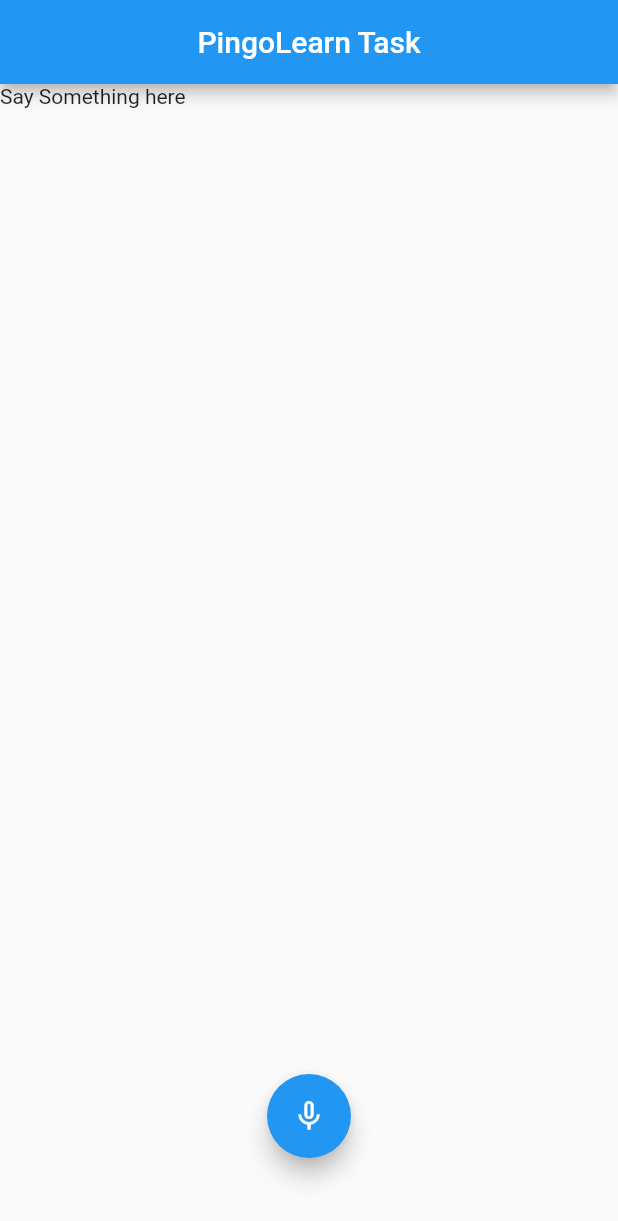
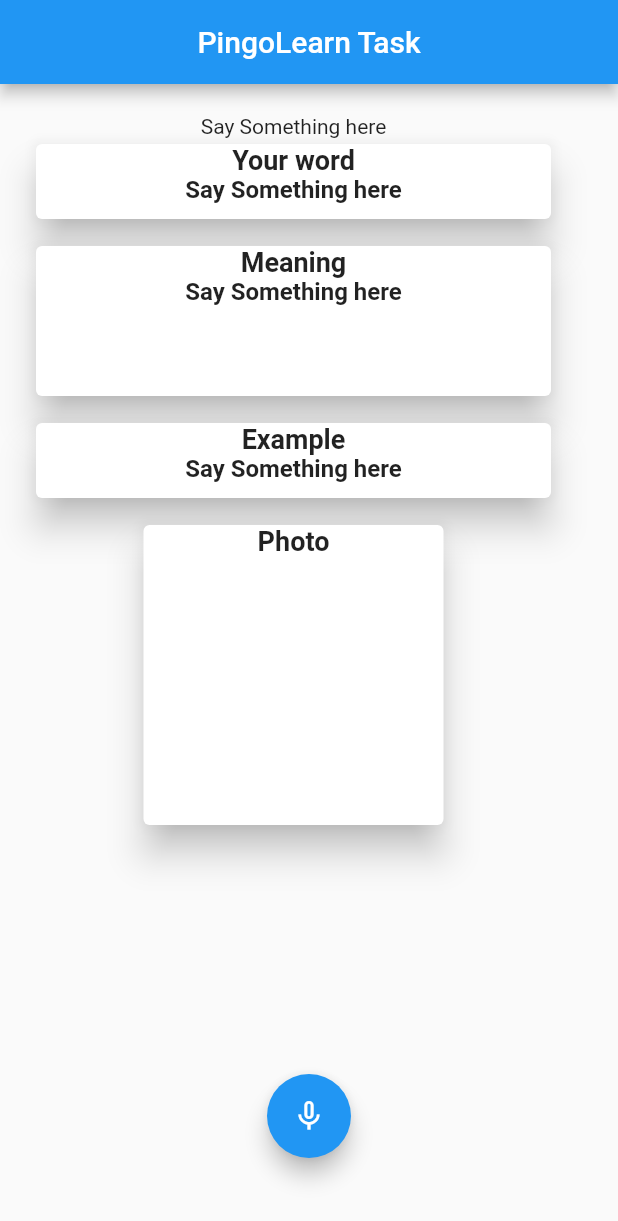
Before and after one commit to ijogendrajat/pingolearn_task, a Flutter app: the screen it shows after launch, on a phone screen of 412 x 824 dp. Shown: the top 1221 px of the screen. Run offline on Flutter 3.47's test engine with Material 2 defaults, Android fonts, the light colour scheme and no system bars; drawn by our look-alikes of avatar_glow; our stand-ins replace speech_to_text.

Commit message:
Fixed error &  final UI
Speech to text fixed

```diff
--- a/pingolearn_task/lib/main.dart
+++ b/pingolearn_task/lib/main.dart
@@ -29,8 +29,7 @@
   stt.SpeechToText _speech;
   String _text = "Say Something here";
   bool _isListening = false;
-  double _confidence = 1.0;
-  String _currentLocaleId = '';
+  // String _currentLocaleId = '';
 
   void _listen() async {
     if (!_isListening) {
@@ -41,12 +40,9 @@
       if (available) {
         setState(() => _isListening = true);
         _speech.listen(
-          localeId: "en-US",
+          // localeId: "en-US",
           onResult: (val) => setState(() {
             _text = val.recognizedWords;
-            if (val.hasConfidenceRating && val.confidence > 0) {
-              _confidence = val.confidence;
-            }
           }),
         );
       }
@@ -57,6 +53,7 @@
   }
 
   @override
+  // ignore: must_call_super
   void initState() {
     _speech = stt.SpeechToText();
   }
@@ -70,8 +67,86 @@
       ),
       body: SafeArea(
           child: SingleChildScrollView(
-        child: Container(
-          child: Text(_text),
+        padding: EdgeInsets.all(20),
+        child: Column(
+          mainAxisAlignment: MainAxisAlignment.center,
+          crossAxisAlignment: CrossAxisAlignment.center,
+          children: [
+            Text(_text),
+            Card(
+              elevation: 10,
+              child: Container(
+                height: 50,
+                width: MediaQuery.of(context).size.width / 1.2,
+                child: Column(children: [
+                  Text(
+                    "Your word",
+                    style: TextStyle(fontSize: 18, fontWeight: FontWeight.bold),
+                  ),
+                  Text(
+                    _text,
+                    style: TextStyle(fontSize: 16, fontWeight: FontWeight.bold),
+                  ),
+                ]),
+              ),
+            ),
+            SizedBox(
+              height: 10,
+            ),
+            Card(
+              elevation: 10,
+              child: Container(
+                height: 100,
+                width: MediaQuery.of(context).size.width / 1.2,
+                child: Column(children: [
+                  Text(
+                    "Meaning",
+                    style: TextStyle(fontSize: 18, fontWeight: FontWeight.bold),
+                  ),
+                  Text(
+                    _text,
+                    style: TextStyle(fontSize: 16, fontWeight: FontWeight.bold),
+                  ),
+                ]),
+              ),
+            ),
+            SizedBox(
+              height: 10,
+            ),
+            Card(
+              elevation: 10,
+              child: Container(
+                height: 50,
+                width: MediaQuery.of(context).size.width / 1.2,
+                child: Column(children: [
+                  Text(
+                    "Example",
+                    style: TextStyle(fontSize: 18, fontWeight: FontWeight.bold),
+                  ),
+                  Text(
+                    _text,
+                    style: TextStyle(fontSize: 16, fontWeight: FontWeight.bold),
+                  ),
+                ]),
+              ),
+            ),
+            SizedBox(
+              height: 10,
+            ),
+            Card(
+              elevation: 10,
+              child: Container(
+                height: 200,
+                width: 200,
+                child: Column(children: [
+                  Text(
+                    "Photo",
+                    style: TextStyle(fontSize: 18, fontWeight: FontWeight.bold),
+                  ),
+                ]),
+              ),
+            ),
+          ],
         ),
       )),
       floatingActionButtonLocation: FloatingActionButtonLocation.centerDocked,
--- a/pingolearn_task/pubspec.yaml
+++ b/pingolearn_task/pubspec.yaml
@@ -21,6 +21,7 @@
   sdk: ">=2.7.0 <3.0.0"
 
 dependencies:
+  http: 0.13.0
   speech_recognition: ^0.3.0+1
   avatar_glow: ^2.0.2
   text_to_speech: ^0.2.3
```
Also changed, not shown: pingolearn_task/pubspec.lock, 1 other file.
